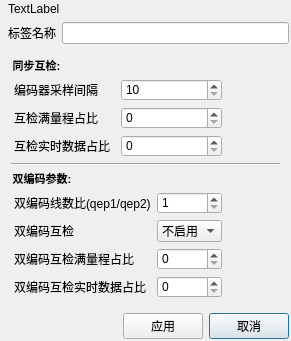
First picture: the form in graphical_config/safety_param_dialog.ui, repository su0814/qt_spc100, before the edit.
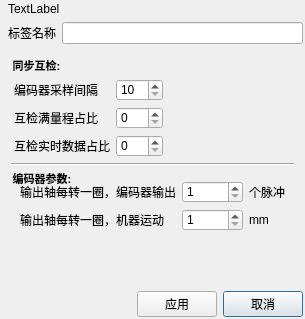
Second picture: the form after the edit.

```diff
--- a/graphical_config/safety_param_dialog.ui
+++ b/graphical_config/safety_param_dialog.ui
@@ -263,6 +263,7 @@
         <widget class="QGroupBox" name="groupBox_20">
          <property name="font">
           <font>
+           <family>Arial</family>
            <pointsize>-1</pointsize>
            <weight>75</weight>
            <italic>false</italic>
@@ -291,6 +292,11 @@
           </property>
           <item row="0" column="0">
            <widget class="QLabel" name="label_64">
+            <property name="font">
+             <font>
+              <family>Arial</family>
+             </font>
+            </property>
             <property name="toolTip">
              <string>&lt;html&gt;&lt;head/&gt;&lt;body&gt;&lt;p&gt;编码器数据的采样间隔&lt;/p&gt;&lt;p&gt;单位:ms&lt;/p&gt;&lt;p&gt;阈值：10-200&lt;/p&gt;&lt;/body&gt;&lt;/html&gt;</string>
             </property>
@@ -301,6 +307,11 @@
           </item>
           <item row="0" column="1">
            <widget class="QSpinBox" name="qep_simple_interval_spinBox">
+            <property name="font">
+             <font>
+              <family>Arial</family>
+             </font>
+            </property>
             <property name="toolTip">
              <string>&lt;html&gt;&lt;head/&gt;&lt;body&gt;&lt;p&gt;编码器数据的采样间隔&lt;/p&gt;&lt;p&gt;单位:ms&lt;/p&gt;&lt;p&gt;阈值：10-200&lt;/p&gt;&lt;/body&gt;&lt;/html&gt;</string>
             </property>
@@ -314,6 +325,11 @@
           </item>
           <item row="1" column="0">
            <widget class="QLabel" name="label_65">
+            <property name="font">
+             <font>
+              <family>Arial</family>
+             </font>
+            </property>
             <property name="toolTip">
              <string>&lt;html&gt;&lt;head/&gt;&lt;body&gt;&lt;p&gt;编码器数据互检的容忍误差值的其中一个来源: 满量程(200k)*此百分比&lt;/p&gt;&lt;p&gt;单位:%&lt;/p&gt;&lt;p&gt;阈值：0-100&lt;/p&gt;&lt;/body&gt;&lt;/html&gt;</string>
             </property>
@@ -324,6 +340,11 @@
           </item>
           <item row="1" column="1">
            <widget class="QSpinBox" name="qep_full_spinBox">
+            <property name="font">
+             <font>
+              <family>Arial</family>
+             </font>
+            </property>
             <property name="toolTip">
              <string>&lt;html&gt;&lt;head/&gt;&lt;body&gt;&lt;p&gt;编码器数据互检的容忍误差值的其中一个来源: 满量程(200k)*此百分比&lt;/p&gt;&lt;p&gt;单位:%&lt;/p&gt;&lt;p&gt;阈值：0-100&lt;/p&gt;&lt;/body&gt;&lt;/html&gt;</string>
             </property>
@@ -334,6 +355,11 @@
           </item>
           <item row="2" column="0">
            <widget class="QLabel" name="label_66">
+            <property name="font">
+             <font>
+              <family>Arial</family>
+             </font>
+            </property>
             <property name="toolTip">
              <string>&lt;html&gt;&lt;head/&gt;&lt;body&gt;&lt;p&gt;编码器数据互检的容忍误差值的其中一个来源: 编码器实时数据*此百分比&lt;/p&gt;&lt;p&gt;单位:%&lt;/p&gt;&lt;p&gt;阈值：0-100&lt;/p&gt;&lt;/body&gt;&lt;/html&gt;</string>
             </property>
@@ -344,6 +370,11 @@
           </item>
           <item row="2" column="1">
            <widget class="QSpinBox" name="qep_actual_spinBox">
+            <property name="font">
+             <font>
+              <family>Arial</family>
+             </font>
+            </property>
             <property name="toolTip">
              <string>&lt;html&gt;&lt;head/&gt;&lt;body&gt;&lt;p&gt;编码器数据互检的容忍误差值的其中一个来源: 编码器实时数据*此百分比&lt;/p&gt;&lt;p&gt;单位:%&lt;/p&gt;&lt;p&gt;阈值：0-100&lt;/p&gt;&lt;/body&gt;&lt;/html&gt;</string>
             </property>
@@ -355,6 +386,13 @@
          </layout>
         </widget>
        </item>
+       <item row="1" column="0" colspan="2">
+        <widget class="Line" name="line">
+         <property name="orientation">
+          <enum>Qt::Horizontal</enum>
+         </property>
+        </widget>
+       </item>
        <item row="0" column="1">
         <spacer name="horizontalSpacer_3">
          <property name="orientation">
@@ -368,146 +406,95 @@
          </property>
         </spacer>
        </item>
-       <item row="1" column="0" colspan="2">
-        <widget class="Line" name="line">
-         <property name="orientation">
-          <enum>Qt::Horizontal</enum>
+       <item row="2" column="0" colspan="2">
+        <widget class="QGroupBox" name="groupBox_encode_param">
+         <property name="font">
+          <font>
+           <family>Arial</family>
+           <pointsize>-1</pointsize>
+           <weight>75</weight>
+           <italic>false</italic>
+           <bold>true</bold>
+          </font>
          </property>
-        </widget>
-       </item>
-       <item row="2" column="0">
-        <widget class="QGroupBox" name="qep_double_encode_groupBox">
          <property name="styleSheet">
           <string notr="true">QGroupBox{border: none solid gray;font:bold 11px;}
 QGroupBox::title { subcontrol-origin: margin; subcontrol-position: top left; }</string>
          </property>
          <property name="title">
-          <string>双编码参数:</string>
+          <string>编码器参数:</string>
          </property>
-         <layout class="QGridLayout" name="gridLayout_31">
-          <property name="leftMargin">
-           <number>3</number>
-          </property>
-          <property name="topMargin">
-           <number>20</number>
-          </property>
-          <property name="rightMargin">
-           <number>0</number>
-          </property>
-          <property name="bottomMargin">
-           <number>0</number>
-          </property>
+         <layout class="QGridLayout" name="gridLayout_2">
+          <item row="0" column="2">
+           <widget class="QLabel" name="label_2">
+            <property name="font">
+             <font>
+              <family>Arial</family>
+             </font>
+            </property>
+            <property name="text">
+             <string>个脉冲</string>
+            </property>
+           </widget>
+          </item>
+          <item row="0" column="1">
+           <widget class="QSpinBox" name="spinBox_pulse_num">
+            <property name="font">
+             <font>
+              <family>Arial</family>
+             </font>
+            </property>
+            <property name="minimum">
+             <number>1</number>
+            </property>
+            <property name="maximum">
+             <number>65535</number>
+            </property>
+           </widget>
+          </item>
+          <item row="0" column="0">
+           <widget class="QLabel" name="label">
+            <property name="font">
+             <font>
+              <family>Arial</family>
+             </font>
+            </property>
+            <property name="text">
+             <string>输出轴每转一圈，编码器输出</string>
+            </property>
+           </widget>
+          </item>
           <item row="1" column="0">
-           <widget class="QLabel" name="label_68">
-            <property name="toolTip">
-             <string>&lt;html&gt;&lt;head/&gt;&lt;body&gt;&lt;p&gt;QEP1(PIQEP1)与QEP2(PIQEP2)之间进行数据互检&lt;/p&gt;&lt;/body&gt;&lt;/html&gt;</string>
-            </property>
+           <widget class="QLabel" name="label_3">
             <property name="text">
-             <string>双编码互检</string>
-            </property>
-           </widget>
-          </item>
-          <item row="2" column="0">
-           <widget class="QLabel" name="label_69">
-            <property name="toolTip">
-             <string>&lt;html&gt;&lt;head/&gt;&lt;body&gt;&lt;p&gt;当&amp;quot;双编码互检&amp;quot;启用时，双编码模式下编码器数据互检的容忍误差值的其中一个来源: 满量程(200k)*此百分比&lt;/p&gt;&lt;p&gt;单位:%&lt;/p&gt;&lt;p&gt;阈值：0-100&lt;/p&gt;&lt;/body&gt;&lt;/html&gt;</string>
-            </property>
-            <property name="text">
-             <string>双编码互检满量程占比</string>
+             <string>输出轴每转一圈，机器运动</string>
             </property>
            </widget>
           </item>
           <item row="1" column="1">
-           <widget class="QComboBox" name="qep12_cross_comboBox">
-            <property name="toolTip">
-             <string>&lt;html&gt;&lt;head/&gt;&lt;body&gt;&lt;p&gt;QEP1(PIQEP1)与QEP2(PIQEP2)之间进行数据互检&lt;/p&gt;&lt;/body&gt;&lt;/html&gt;</string>
-            </property>
-            <item>
-             <property name="text">
-              <string>不启用</string>
-             </property>
-            </item>
-            <item>
-             <property name="text">
-              <string>启用</string>
-             </property>
-            </item>
-           </widget>
-          </item>
-          <item row="2" column="1">
-           <widget class="QSpinBox" name="qep12_full_spinbox">
-            <property name="toolTip">
-             <string>&lt;html&gt;&lt;head/&gt;&lt;body&gt;&lt;p&gt;当&amp;quot;双编码互检&amp;quot;启用时，双编码模式下编码器数据互检的容忍误差值的其中一个来源: 满量程(200k)*此百分比&lt;/p&gt;&lt;p&gt;单位:%&lt;/p&gt;&lt;p&gt;阈值：0-100&lt;/p&gt;&lt;/body&gt;&lt;/html&gt;</string>
-            </property>
-            <property name="maximum">
-             <number>100</number>
-            </property>
-           </widget>
-          </item>
-          <item row="3" column="1">
-           <widget class="QSpinBox" name="qep12_actual_spinbox">
-            <property name="toolTip">
-             <string>&lt;html&gt;&lt;head/&gt;&lt;body&gt;&lt;p&gt;当&amp;quot;双编码互检&amp;quot;启用时，双编码模式下编码器数据互检的容忍误差值的其中一个来源: 编码器实时数据*此百分比&lt;/p&gt;&lt;p&gt;单位:%&lt;/p&gt;&lt;p&gt;阈值：0-100&lt;/p&gt;&lt;/body&gt;&lt;/html&gt;</string>
-            </property>
-            <property name="maximum">
-             <number>100</number>
-            </property>
-           </widget>
-          </item>
-          <item row="3" column="0">
-           <widget class="QLabel" name="label_70">
-            <property name="toolTip">
-             <string>&lt;html&gt;&lt;head/&gt;&lt;body&gt;&lt;p&gt;当&amp;quot;双编码互检&amp;quot;启用时，双编码模式下编码器数据互检的容忍误差值的其中一个来源: 编码器实时数据*此百分比&lt;/p&gt;&lt;p&gt;单位:%&lt;/p&gt;&lt;p&gt;阈值：0-100&lt;/p&gt;&lt;/body&gt;&lt;/html&gt;</string>
-            </property>
-            <property name="text">
-             <string>双编码互检实时数据占比</string>
-            </property>
-           </widget>
-          </item>
-          <item row="0" column="0">
-           <widget class="QLabel" name="label_67">
-            <property name="toolTip">
-             <string>&lt;html&gt;&lt;head/&gt;&lt;body&gt;&lt;p&gt;安全编码器双编码模式下，QEP1(PIQEP1)/QEP2(PIQEP2)的比值*100&lt;/p&gt;&lt;p&gt;如当值为100时，QEP1与QEP2线数比为1:1&lt;/p&gt;&lt;/body&gt;&lt;/html&gt;</string>
-            </property>
-            <property name="text">
-             <string>双编码线数比(qep1/qep2)</string>
-            </property>
-           </widget>
-          </item>
-          <item row="0" column="1">
-           <widget class="QSpinBox" name="qep12_ratio_spinbox">
-            <property name="toolTip">
-             <string>&lt;html&gt;&lt;head/&gt;&lt;body&gt;&lt;p&gt;安全编码器双编码模式下，QEP1(PIQEP1)/QEP2(PIQEP2)的比值*100&lt;/p&gt;&lt;p&gt;如当值为100时，QEP1与QEP2线数比为1:1&lt;/p&gt;&lt;/body&gt;&lt;/html&gt;</string>
-            </property>
+           <widget class="QSpinBox" name="spinBox_distance">
             <property name="minimum">
              <number>1</number>
             </property>
             <property name="maximum">
-             <number>10000</number>
+             <number>65535</number>
+            </property>
+           </widget>
+          </item>
+          <item row="1" column="2">
+           <widget class="QLabel" name="label_4">
+            <property name="text">
+             <string>mm</string>
             </property>
            </widget>
           </item>
          </layout>
         </widget>
        </item>
-       <item row="3" column="0">
-        <spacer name="verticalSpacer_3">
-         <property name="orientation">
-          <enum>Qt::Vertical</enum>
-         </property>
-         <property name="sizeHint" stdset="0">
-          <size>
-           <width>20</width>
-           <height>40</height>
-          </size>
-         </property>
-        </spacer>
-       </item>
       </layout>
-      <zorder>qep_double_encode_groupBox</zorder>
+      <zorder>groupBox_encode_param</zorder>
       <zorder>groupBox_20</zorder>
       <zorder>line</zorder>
-      <zorder>verticalSpacer_3</zorder>
       <zorder>horizontalSpacer_3</zorder>
      </widget>
      <widget class="QWidget" name="page_pi">
```
